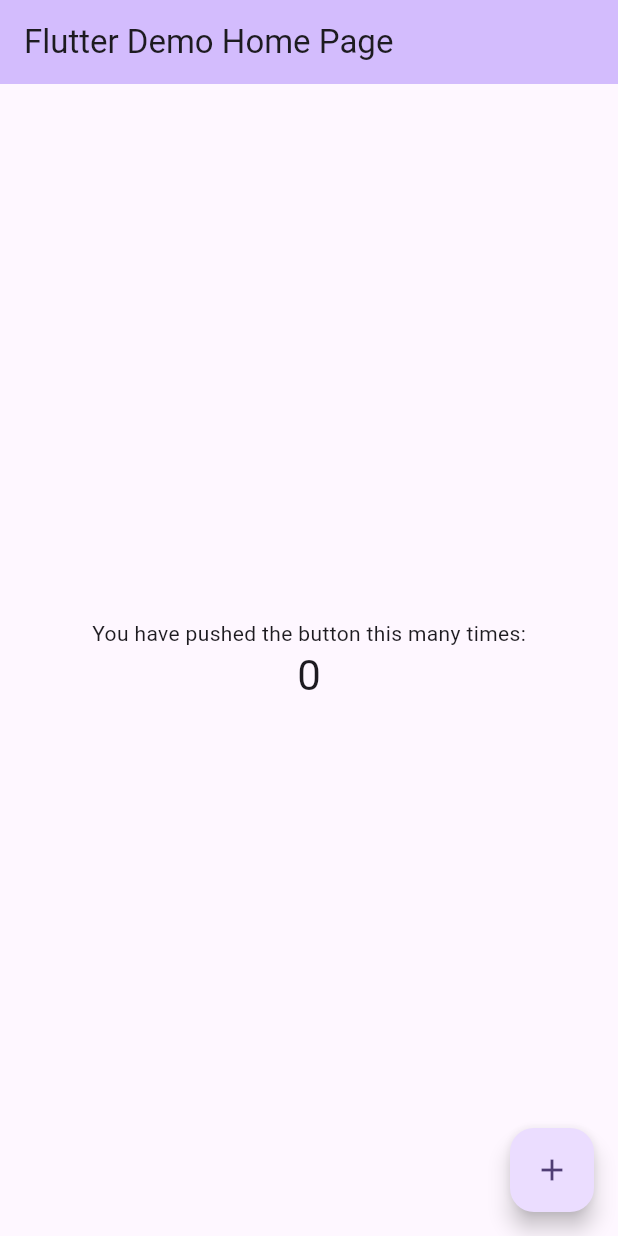
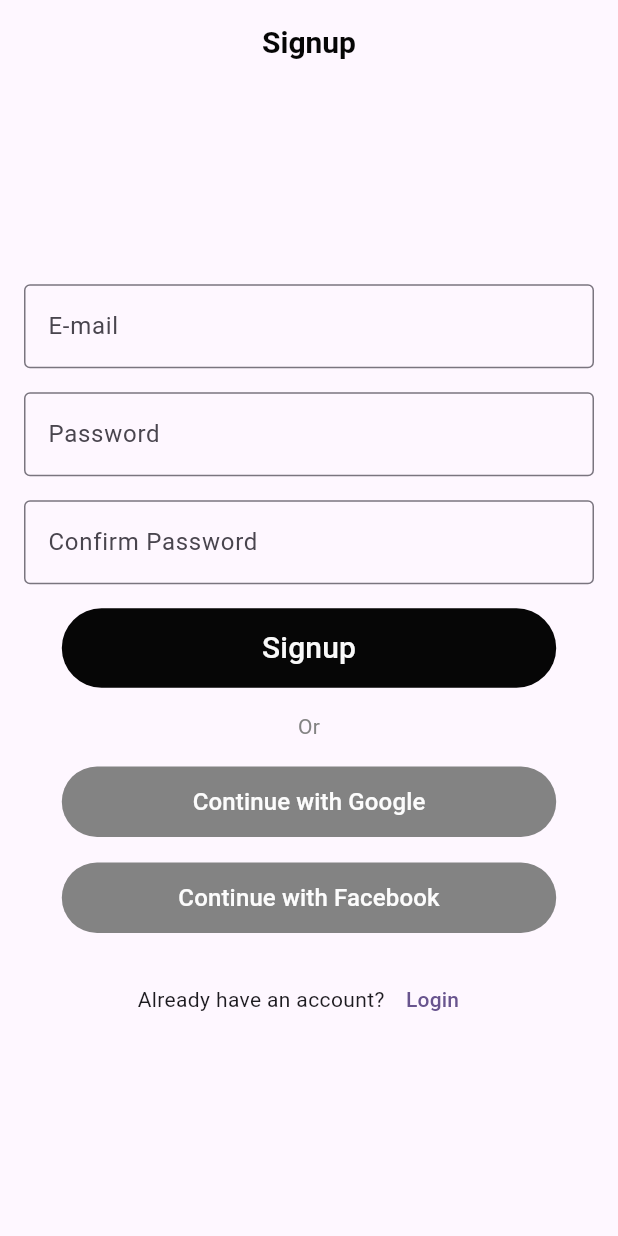
Before and after one commit to samarth-thaker/Budget-Planner, a Flutter app: the screen it shows after launch, on a phone screen of 412 x 824 dp. Run offline on Flutter 3.47's test engine with Material 3 defaults, Android fonts, the light colour scheme and no system bars.

Commit message:
Login and signup pages

```diff
--- a/lib/main.dart
+++ b/lib/main.dart
@@ -1,4 +1,7 @@
+import 'package:budgetplanner/login.dart';
+import 'package:budgetplanner/signup.dart';
 import 'package:flutter/material.dart';
+import 'package:budgetplanner/dashboard.dart';
 
 void main() {
   runApp(const MyApp());
@@ -13,113 +16,15 @@
     return MaterialApp(
       title: 'Flutter Demo',
       theme: ThemeData(
-        // This is the theme of your application.
-        //
-        // TRY THIS: Try running your application with "flutter run". You'll see
-        // the application has a purple toolbar. Then, without quitting the app,
-        // try changing the seedColor in the colorScheme below to Colors.green
-        // and then invoke "hot reload" (save your changes or press the "hot
-        // reload" button in a Flutter-supported IDE, or press "r" if you used
-        // the command line to start the app).
-        //
-        // Notice that the counter didn't reset back to zero; the application
-        // state is not lost during the reload. To reset the state, use hot
-        // restart instead.
-        //
-        // This works for code too, not just values: Most code changes can be
-        // tested with just a hot reload.
         colorScheme: ColorScheme.fromSeed(seedColor: Colors.deepPurple),
         useMaterial3: true,
       ),
-      home: const MyHomePage(title: 'Flutter Demo Home Page'),
+      home: const SignupScreen(),
+      routes: {
+        '/signup': (context) => const SignupScreen(),
+        '/dashboard':(context) => const Dashboard(),
+        '/login':(context)=>const LoginScreen(),
+      },
     );
   }
 }
-
-class MyHomePage extends StatefulWidget {
-  const MyHomePage({super.key, required this.title});
-
-  // This widget is the home page of your application. It is stateful, meaning
-  // that it has a State object (defined below) that contains fields that affect
-  // how it looks.
-
-  // This class is the configuration for the state. It holds the values (in this
-  // case the title) provided by the parent (in this case the App widget) and
-  // used by the build method of the State. Fields in a Widget subclass are
-  // always marked "final".
-
-  final String title;
-
-  @override
-  State<MyHomePage> createState() => _MyHomePageState();
-}
-
-class _MyHomePageState extends State<MyHomePage> {
-  int _counter = 0;
-
-  void _incrementCounter() {
-    setState(() {
-      // This call to setState tells the Flutter framework that something has
-      // changed in this State, which causes it to rerun the build method below
-      // so that the display can reflect the updated values. If we changed
-      // _counter without calling setState(), then the build method would not be
-      // called again, and so nothing would appear to happen.
-      _counter++;
-    });
-  }
-
-  @override
-  Widget build(BuildContext context) {
-    // This method is rerun every time setState is called, for instance as done
-    // by the _incrementCounter method above.
-    //
-    // The Flutter framework has been optimized to make rerunning build methods
-    // fast, so that you can just rebuild anything that needs updating rather
-    // than having to individually change instances of widgets.
-    return Scaffold(
-      appBar: AppBar(
-        // TRY THIS: Try changing the color here to a specific color (to
-        // Colors.amber, perhaps?) and trigger a hot reload to see the AppBar
-        // change color while the other colors stay the same.
-        backgroundColor: Theme.of(context).colorScheme.inversePrimary,
-        // Here we take the value from the MyHomePage object that was created by
-        // the App.build method, and use it to set our appbar title.
-        title: Text(widget.title),
-      ),
-      body: Center(
-        // Center is a layout widget. It takes a single child and positions it
-        // in the middle of the parent.
-        child: Column(
-          // Column is also a layout widget. It takes a list of children and
-          // arranges them vertically. By default, it sizes itself to fit its
-          // children horizontally, and tries to be as tall as its parent.
-          //
-          // Column has various properties to control how it sizes itself and
-          // how it positions its children. Here we use mainAxisAlignment to
-          // center the children vertically; the main axis here is the vertical
-          // axis because Columns are vertical (the cross axis would be
-          // horizontal).
-          //
-          // TRY THIS: Invoke "debug painting" (choose the "Toggle Debug Paint"
-          // action in the IDE, or press "p" in the console), to see the
-          // wireframe for each widget.
-          mainAxisAlignment: MainAxisAlignment.center,
-          children: <Widget>[
-            const Text(
-              'You have pushed the button this many times:',
-            ),
-            Text(
-              '$_counter',
-              style: Theme.of(context).textTheme.headlineMedium,
-            ),
-          ],
-        ),
-      ),
-      floatingActionButton: FloatingActionButton(
-        onPressed: _incrementCounter,
-        tooltip: 'Increment',
-        child: const Icon(Icons.add),
-      ), // This trailing comma makes auto-formatting nicer for build methods.
-    );
-  }
-}
--- /dev/null
+++ b/lib/signup.dart
@@ -0,0 +1,134 @@
+import 'package:flutter/material.dart';
+
+class SignupScreen extends StatelessWidget {
+  const SignupScreen({super.key});
+  void signup(BuildContext context) {
+    Navigator.pushNamed(context, "/dashboard");
+  }
+
+  void login(BuildContext context) {
+    Navigator.pushNamed(context, "/login");
+  }
+
+  Widget customElevatedButton(
+      String action, VoidCallback ontap, double buttonWidth) {
+    return SizedBox(
+        width: buttonWidth,
+        child: TextButton(
+          onPressed: ontap,
+          style: ButtonStyle(
+            backgroundColor:
+                WidgetStateProperty.all(const Color.fromARGB(249, 0, 0, 0)),
+            padding: WidgetStateProperty.all(
+                const EdgeInsets.symmetric(vertical: 12)),
+          ),
+          child: Text(
+            action,
+            style: const TextStyle(
+                color: Color.fromARGB(249, 255, 255, 255), fontSize: 20),
+          ),
+        ));
+  }
+
+  Widget customTextButton(
+      String action, VoidCallback ontap, double buttonWidth) {
+    return SizedBox(
+        width: buttonWidth,
+        child: TextButton(
+          onPressed: ontap,
+          style: ButtonStyle(
+            backgroundColor: WidgetStateProperty.all(
+                const Color.fromARGB(249, 128, 128, 128)),
+            padding: WidgetStateProperty.all(
+                const EdgeInsets.symmetric(vertical: 12)),
+          ),
+          child: Text(
+            action,
+            style: const TextStyle(
+                color: Color.fromARGB(249, 255, 255, 255), fontSize: 16),
+          ),
+        ));
+  }
+
+  @override
+  Widget build(BuildContext context) {
+    double screenWidth = MediaQuery.of(context).size.width;
+    double buttonWidth = screenWidth * 0.8;
+    return Scaffold(
+      appBar: AppBar(
+        centerTitle: true,
+        title: const Text(
+          'Signup',
+          style: TextStyle(
+            color: Color.fromARGB(249, 0, 0, 0),
+            fontSize: 20,
+            fontWeight: FontWeight.bold,
+          ),
+        ),
+      ),
+      body: Padding(
+          padding: const EdgeInsets.all(16),
+          child: Column(
+            mainAxisAlignment: MainAxisAlignment.center,
+            children: <Widget>[
+              const TextField(
+                decoration: InputDecoration(
+                  labelText: 'E-mail',
+                  border: OutlineInputBorder(),
+                ),
+              ),
+              const SizedBox(height: 16.0),
+              const TextField(
+                decoration: InputDecoration(
+                  labelText: 'Password',
+                  border: OutlineInputBorder(),
+                ),
+                obscureText: true,
+              ),
+              const SizedBox(height: 16.0),
+              const TextField(
+                decoration: InputDecoration(
+                  labelText: 'Confirm Password',
+                  border: OutlineInputBorder(),
+                ),
+                obscureText: true,
+              ),
+              const SizedBox(
+                height: 16,
+              ),
+              customElevatedButton(
+                  "Signup", () => signup(context), buttonWidth),
+              const SizedBox(
+                height: 16,
+              ),
+              const Text(
+                "Or",
+                style: TextStyle(color: Color.fromARGB(249, 128, 128, 128)),
+              ),
+              const SizedBox(
+                height: 16,
+              ),
+              customTextButton(
+                  "Continue with Google", () => signup(context), buttonWidth),
+              const SizedBox(
+                height: 16,
+              ),
+              customTextButton(
+                  "Continue with Facebook", () => signup(context), buttonWidth),
+              const SizedBox(
+                height: 20,
+              ),
+              Row(
+                mainAxisAlignment: MainAxisAlignment.center,
+                children: [
+                  const Text("Already have an account?"),
+                  TextButton(
+                      onPressed: () => login(context),
+                      child: const Text('Login'))
+                ],
+              )
+            ],
+          )),
+    );
+  }
+}
```
Also changed, not shown: lib/dashboard.dart (added, +24 -0 lines), lib/login.dart (added, +106 -0 lines).
